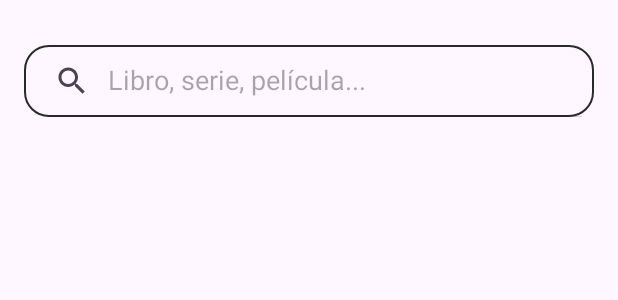
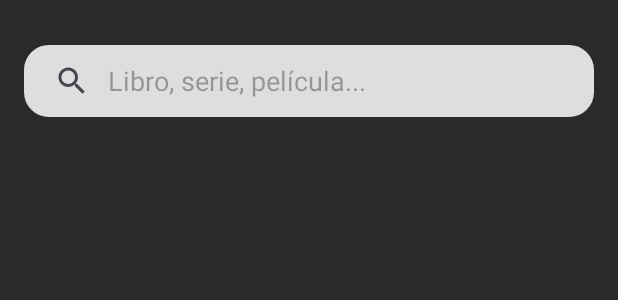
Before and after one commit to angelmtnzz/Warden, an Android app built with Jetpack Compose: the layout fragment_search.xml on its own in the app's theme, with its tools: preview values and no code run, on a phone screen of 412 x 824 dp. Shown: the top 300 px of the screen. Run offline under Robolectric (Android 15) with nearby library versions, the phone set to English and light mode, and no system bars.

Commit message:
Mejora visual barra de busqueda

```diff
--- a/app/src/main/res/layout/fragment_search.xml
+++ b/app/src/main/res/layout/fragment_search.xml
@@ -3,29 +3,36 @@
     xmlns:tools="http://schemas.android.com/tools"
     android:layout_width="match_parent"
     android:layout_height="match_parent"
+    android:background="@color/color6G"
     android:orientation="vertical">
 
     <SearchView
         android:id="@+id/searchView"
-        android:singleLine="true"
-        android:maxLines="1"
         android:layout_width="match_parent"
         android:layout_height="wrap_content"
-        android:queryHint="Libro, serie, película..."
-        android:iconifiedByDefault="false"
         android:layout_marginHorizontal="16dp"
         android:layout_marginTop="30dp"
         android:layout_marginBottom="16dp"
+        android:alwaysDrawnWithCache="true"
+        android:animateLayoutChanges="false"
         android:background="@drawable/searchview_background"
+        android:backgroundTint="@color/color1G"
+        android:baselineAligned="false"
+        android:iconifiedByDefault="false"
+        android:maxLines="1"
         android:queryBackGround="@android:color/transparent"
-        />
+        android:queryBackground="@android:color/transparent"
+        android:queryHint="Libro, serie, película..."
+        android:singleLine="true"
+        android:visibility="visible" />
 
     <ListView
-        android:id="@+id/userList"
+        android:id="@+id/titleList"
         android:layout_width="match_parent"
         android:layout_height="wrap_content"
         android:layout_marginStart="16dp"
         android:layout_marginEnd="16dp"
+        android:background="@android:color/transparent"
+        android:textColor="@color/color1G" />
 
-        />
 </LinearLayout>
```
